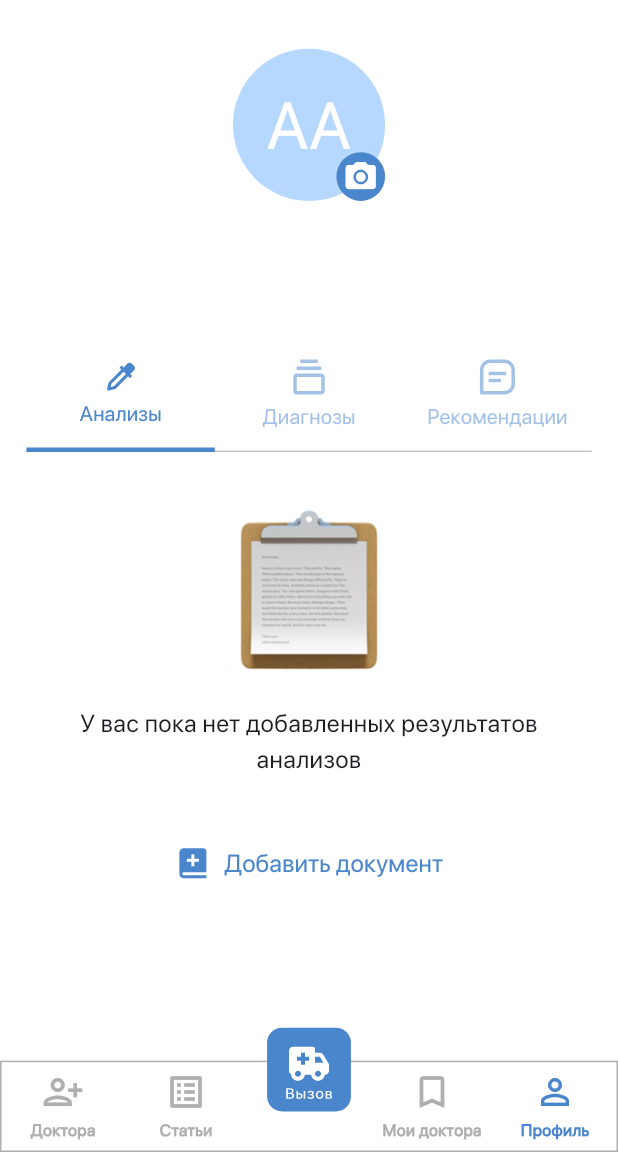
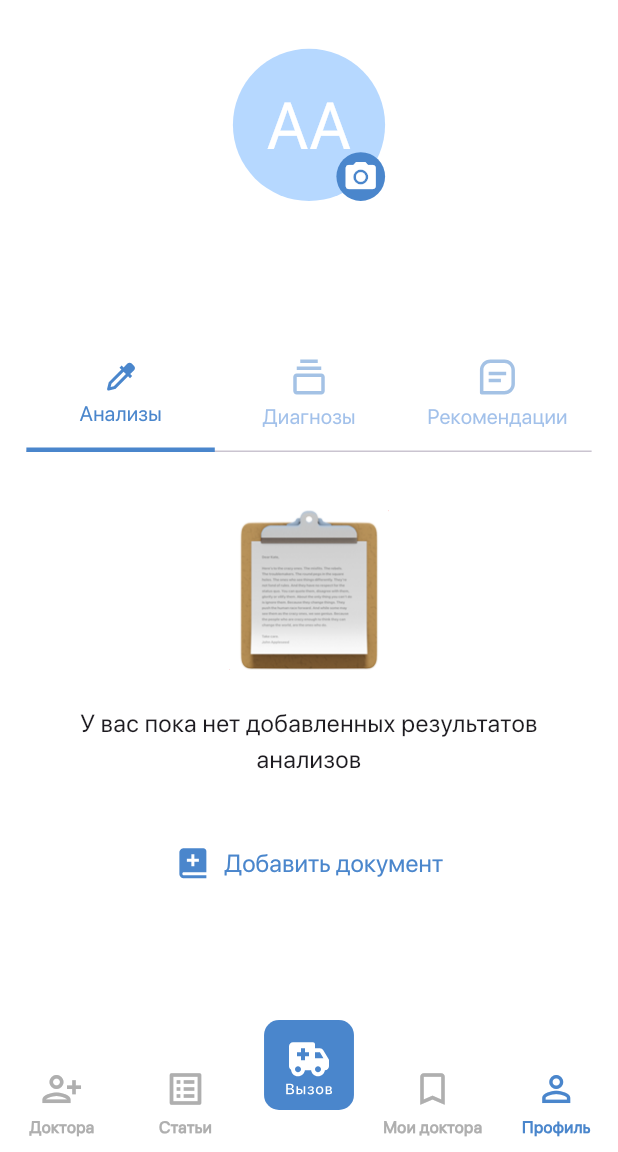
Before and after one commit to FlutterCourse18/ambulance, a Flutter app: the HomeHage widget shown alone on an empty page, opened directly, item 5 of the bottom bar chosen, on a phone screen of 412 x 824 dp, the part 84-1236 px from its top. Run offline on Flutter 3.47's test engine with Material 3 defaults, Android fonts, the phone set to English and light mode, and no system bars; drawn by our look-alikes of persistent_bottom_nav_bar; our stand-ins replace file_picker, flutter_screenutil, flutter_svg, image_picker, mask_text_input_formatter, shared_preferences; accounts and stored records are empty.

Commit message:
fix profile_tab - bootom_nav_bad - doctors_category

```diff
--- a/lib/main.dart
+++ b/lib/main.dart
@@ -25,6 +25,7 @@ class MyApp extends StatelessWidget {
                 elevation: 1.h,
                 shadowColor: AppColors.black.withOpacity(0.5),
                 surfaceTintColor: AppColors.white,
+                backgroundColor: AppColors.white,
               ),
               scaffoldBackgroundColor: AppColors.white,
             ),
--- a/lib/presentation/common_widgets/search_textfield.dart
+++ b/lib/presentation/common_widgets/search_textfield.dart
@@ -42,32 +42,33 @@ class _SearchTextFieldState extends State<SearchTextField> {
               fillColor: AppColors.grayC4.withOpacity(0.3),
               contentPadding:
                   EdgeInsets.symmetric(vertical: 10.h, horizontal: 10.w),
-              // suffix: InkWell(
-              //   child: const Text('Очистить'),
-              //   onTap: () {
-              //     searchController.clear();
-              //     print(searchController.text);
-              //   },
-              // ),
+              suffix: InkWell(
+                child: const Text('Очистить'),
+                onTap: () {
+                  searchController.clear();
+                  print(searchController.text);
+                },
+              ),
               prefixIcon: const Icon(Icons.search),
               hintText: 'Поиск врача',
             ),
           ),
         ),
-        InkWell(
-          borderRadius: BorderRadius.circular(30.0),
-          child: Padding(
-            padding: const EdgeInsets.all(10.0),
-            child: Text(
-              'Очистить',
-              style: AppFonts.s14w600.copyWith(color: AppColors.gray75),
-            ),
-          ),
-          onTap: () {
-            searchController.clear();
-            // print(searchController.text);
-          },
-        )
+        // InkWell(
+        //   borderRadius: BorderRadius.circular(30.0),
+        //   child: Padding(
+        //     padding: const EdgeInsets.all(10.0),
+        //     child: Text(
+        //       'Очистить',
+        //       style: AppFonts.s14w600.copyWith(color: AppColors.gray75),
+        //     ),
+        //   ),
+        //   onTap: () {
+        //     searchController.clear();
+        //     // print(searchController.text);
+        //   },
+        // ),
+        SizedBox(width: 16.w)
       ],
     );
   }
--- a/lib/presentation/features/home_page/bottom_bar_screen.dart
+++ b/lib/presentation/features/home_page/bottom_bar_screen.dart
@@ -24,13 +24,13 @@ class _HomeHageState extends State<HomeHage> {
       child: DoctorsScreen(),
     ),
     const Center(
-      child: Text('2'),
+      child: Text('Статьи'),
     ),
     const Center(
-      child: Text('3'),
+      child: Text('Вызов'),
     ),
     const Center(
-      child: Text('4'),
+      child: Text('Мои доктора'),
     ),
     const ProfileScreen(),
   ];
@@ -91,11 +91,11 @@ class _HomeHageState extends State<HomeHage> {
       controller: _controller,
       screens: screens,
       items: _navBarsItems(),
-      navBarHeight: 60.h,
+      navBarHeight: 64.h,
       decoration: NavBarDecoration(
-          border: Border.all(color: AppColors.grayAF),
-          borderRadius: BorderRadius.circular(0),
-          colorBehindNavBar: AppColors.white),
+        borderRadius: BorderRadius.circular(0),
+        colorBehindNavBar: AppColors.white,
+      ),
       navBarStyle: NavBarStyle.style16,
     );
   }
--- a/lib/presentation/features/home_page/doctors/screens/doctor_screen.dart
+++ b/lib/presentation/features/home_page/doctors/screens/doctor_screen.dart
@@ -20,12 +20,13 @@ class _DoctorsScreenState extends State<DoctorsScreen> {
       appBar: AppBar(
         elevation: 0.h,
         title: Text(
-          'Мой профиль',
+          'Доктора',
           style: AppFonts.s34w700,
         ),
         centerTitle: false,
         actions: [
           IconButton(
+            padding: const EdgeInsets.all(0),
             onPressed: () {},
             icon: SvgPicture.asset(AppSvg.bell),
           ),
@@ -33,7 +34,7 @@ class _DoctorsScreenState extends State<DoctorsScreen> {
         ],
       ),
       body: Padding(
-        padding: const EdgeInsets.all(16.0),
+        padding: const EdgeInsets.only(left: 16.0, top: 16.0),
         child: Column(
           children: [
             const SearchTextField(),
--- a/lib/presentation/features/home_page/doctors/widgets/doctor_cotegory.dart
+++ b/lib/presentation/features/home_page/doctors/widgets/doctor_cotegory.dart
@@ -1,4 +1,5 @@
 import 'package:ambulance/core/colors/app_colors.dart';
+import 'package:ambulance/core/fonts/app_fonts.dart';
 import 'package:flutter/material.dart';
 import 'package:flutter_screenutil/flutter_screenutil.dart';
 
@@ -19,23 +20,22 @@ class DoctorCotegoryWidget extends StatelessWidget {
       child: InkWell(
         onTap: onTap,
         child: Container(
-          width: 110.w,
           height: 34.h,
-          padding: EdgeInsets.symmetric(horizontal: 12.w, vertical: 8.h),
+          padding: EdgeInsets.symmetric(horizontal: 12.w, vertical: 0.h),
           decoration: ShapeDecoration(
             color: isSelected ? AppColors.blue : AppColors.white,
             shape: RoundedRectangleBorder(
-              side: BorderSide(width: 1.w, color: AppColors.gray75),
+              side: isSelected
+                  ? BorderSide(width: 0.w, color: Colors.transparent)
+                  : BorderSide(width: 1.w, color: AppColors.gray75),
               borderRadius: BorderRadius.circular(4.r),
             ),
           ),
           child: Center(
             child: Text(
               title,
-              style: TextStyle(
+              style: AppFonts.s15w600.copyWith(
                 color: !isSelected ? AppColors.gray75 : AppColors.white,
-                fontSize: 15,
-                fontWeight: FontWeight.w600,
               ),
             ),
           ),
--- a/lib/presentation/features/home_page/profile/widgets/profile_tabs.dart
+++ b/lib/presentation/features/home_page/profile/widgets/profile_tabs.dart
@@ -48,6 +48,7 @@ class _ProfileTabsWidgetState extends State<ProfileTabsWidget>
           TabBar(
             controller: _tabController,
             labelColor: AppColors.blue,
+            labelPadding: const EdgeInsets.all(0),
             labelStyle: const TextStyle(fontWeight: FontWeight.w500),
             unselectedLabelColor: AppColors.blueTab.withOpacity(0.5),
             indicatorWeight: 3,
@@ -69,8 +70,8 @@ class _ProfileTabsWidgetState extends State<ProfileTabsWidget>
     );
   }
 
-  List<Widget> get myTabs {
-    return <Widget>[
+  List<Tab> get myTabs {
+    return <Tab>[
       Tab(
         text: 'Анализы',
         icon: SvgPicture.asset(
@@ -79,7 +80,8 @@ class _ProfileTabsWidgetState extends State<ProfileTabsWidget>
             currentIndex == 0
                 ? AppColors.blue
                 : AppColors.blue.withOpacity(0.5),
-              BlendMode.srcIn),
+            BlendMode.srcIn,
+          ),
         ),
       ),
       Tab(
@@ -90,7 +92,8 @@ class _ProfileTabsWidgetState extends State<ProfileTabsWidget>
             currentIndex == 1
                 ? AppColors.blue
                 : AppColors.blue.withOpacity(0.5),
-              BlendMode.srcIn),
+            BlendMode.srcIn,
+          ),
         ),
       ),
       Tab(
@@ -101,7 +104,8 @@ class _ProfileTabsWidgetState extends State<ProfileTabsWidget>
             currentIndex == 2
                 ? AppColors.blue
                 : AppColors.blue.withOpacity(0.5),
-              BlendMode.srcIn),
+            BlendMode.srcIn,
+          ),
         ),
       ),
     ];
```
Lines whose indentation alone changed are shown as unchanged.
